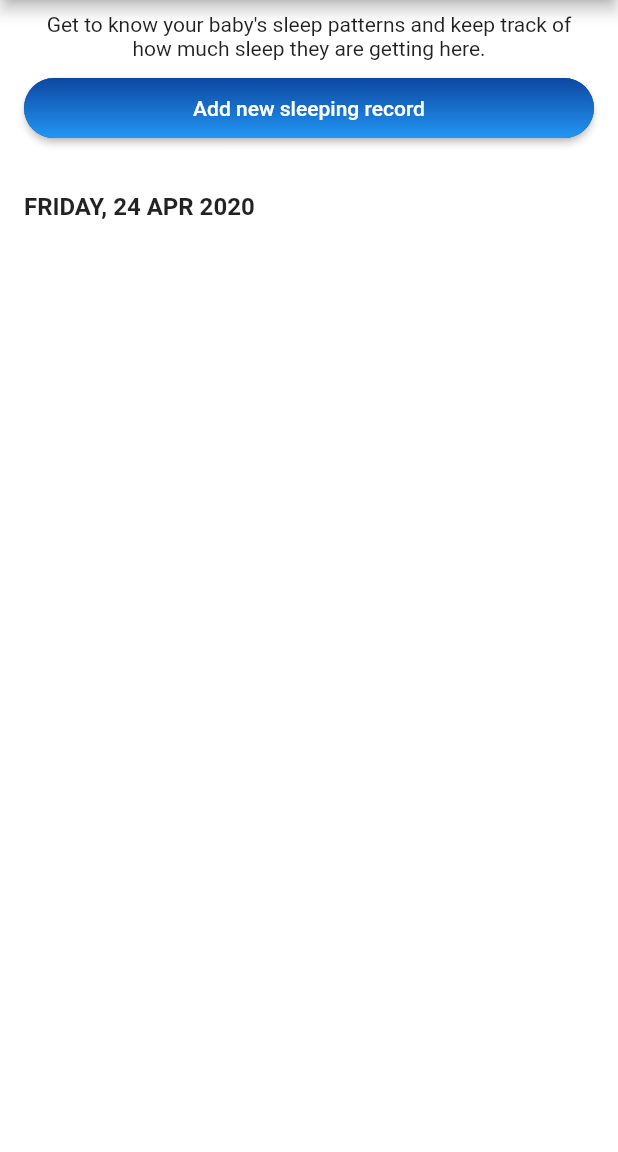
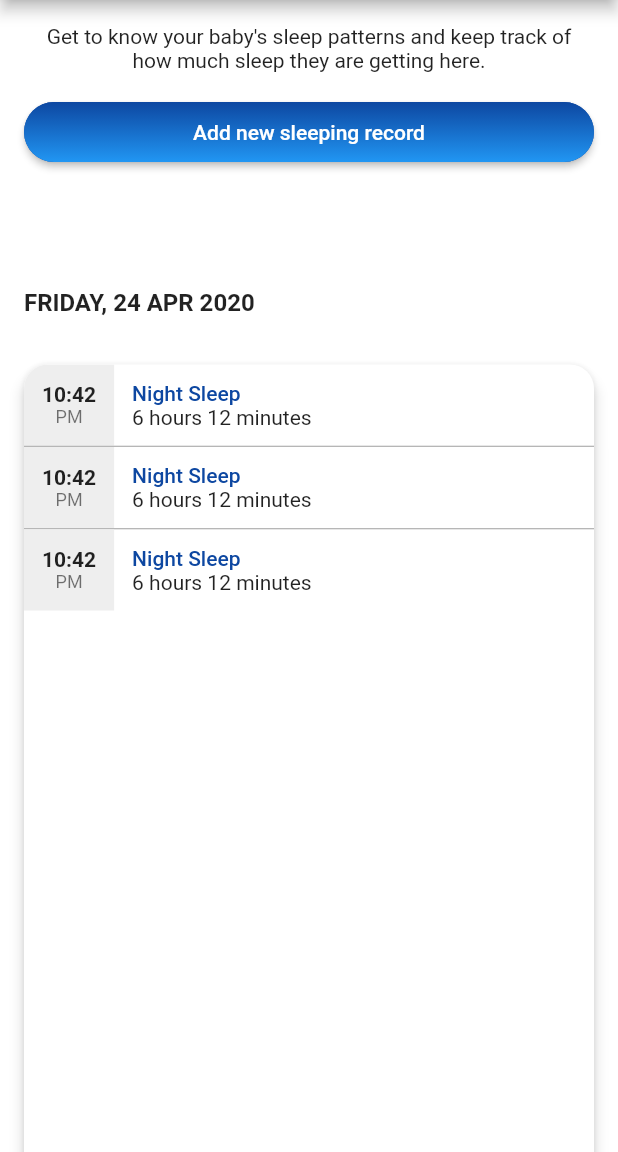
Before and after one commit to jarekb123/flutter_sleep_tracker, a Flutter app: the screen it shows after launch, on a phone screen of 412 x 824 dp, the part 84-1236 px from its top. Run offline on Flutter 3.47's test engine with Material 2 defaults, Android fonts, the phone set to English and light mode, and no system bars; our stand-ins replace freezed_annotation; generated files the repository leaves out were written again.

Commit message:
WIP: add sleep records list to home screen

```diff
--- a/lib/feature/home/home_widget.dart
+++ b/lib/feature/home/home_widget.dart
@@ -1,16 +1,20 @@
 import 'package:flutter/material.dart';
 import 'package:intl/intl.dart';
 import 'package:provider/provider.dart';
+import 'package:sleeptracker/feature/home/records_list_notifiers.dart';
 import 'package:sleeptracker/shared_widgets/buttons.dart';
 import 'package:sleeptracker/utils/date_utils.dart';
 import 'package:sleeptracker/theme.dart';
+import 'package:sleeptracker/utils/provider_utils.dart';
 
 class HomeWidget extends StatelessWidget {
   const HomeWidget({Key key}) : super(key: key);
 
   @override
   Widget build(BuildContext context) {
-    return Scaffold(
+    return ChangeNotifierProvider(
+      create: (context) => RecordsListNotifier(inject(context)),
+      child: Scaffold(
         appBar: AppBar(
           title: const Text('Sleep Tracker'),
         ),
@@ -19,7 +23,7 @@ class HomeWidget extends StatelessWidget {
           child: Column(
             crossAxisAlignment: CrossAxisAlignment.start,
             children: [
-            const SizedBox(height: 8),
+              const SizedBox(height: 16),
               const Padding(
                 padding: EdgeInsets.symmetric(horizontal: 8.0),
                 child: Text(
@@ -27,17 +31,88 @@ class HomeWidget extends StatelessWidget {
                   textAlign: TextAlign.center,
                 ),
               ),
-            const SizedBox(height: 8),
+              const SizedBox(height: 16),
               PrimaryButton(
                 onPressed: () {},
                 child: const Text('Add new sleeping record'),
               ),
-            const SizedBox(height: 32),
+              const SizedBox(height: 80),
               const CurrentDateHeader(),
               const SizedBox(height: 32),
+              const Expanded(
+                child: SleepRecordsList(),
+              ),
             ],
           ),
         ),
+      ),
+    );
+  }
+}
+
+class SleepRecordsList extends StatelessWidget {
+  const SleepRecordsList({
+    Key key,
+  }) : super(key: key);
+
+  static const _borderRadius = BorderRadius.vertical(top: Radius.circular(16));
+
+  @override
+  Widget build(BuildContext context) {
+    return Material(
+      borderRadius: _borderRadius,
+      elevation: 4,
+      child: ClipRRect(
+        borderRadius: _borderRadius,
+        child: ListView.separated(
+          itemCount: 3,
+          itemBuilder: (context, index) {
+            return SleepRecordWidget();
+          },
+          separatorBuilder: (_, __) => const Divider(height: 1),
+        ),
+      ),
+    );
+  }
+}
+
+class SleepRecordWidget extends StatelessWidget {
+  const SleepRecordWidget({
+    Key key,
+  }) : super(key: key);
+
+  @override
+  Widget build(BuildContext context) {
+    return Row(
+      children: <Widget>[
+        Container(
+          color: Colors.grey[200],
+          padding: const EdgeInsets.all(12),
+          child: Column(
+            children: <Widget>[
+              Text(
+                '10:42',
+                style: TextStyle(fontWeight: FontWeight.bold),
+              ),
+              Text(
+                'PM',
+                style: context.textTheme.caption,
+              ),
+            ],
+          ),
+        ),
+        const SizedBox(width: 12),
+        Column(
+          crossAxisAlignment: CrossAxisAlignment.start,
+          children: <Widget>[
+            Text(
+              'Night Sleep',
+              style: context.textTheme.bodyText1.colored(context.primaryColor),
+            ),
+            Text('6 hours 12 minutes'),
+          ],
+        )
+      ],
     );
   }
 }
--- a/lib/main.dart
+++ b/lib/main.dart
@@ -1,6 +1,8 @@
 import 'package:flutter/material.dart';
 import 'package:provider/provider.dart';
 import 'package:sleeptracker/feature/home/home_widget.dart';
+import 'package:sleeptracker/local_repositories/memory_sleep_records_repo.dart';
+import 'package:sleeptracker/repositories/sleep_records_repo.dart';
 import 'package:sleeptracker/theme.dart';
 import 'package:sleeptracker/utils/date_utils.dart';
 
@@ -31,7 +33,11 @@ class GlobalProviders extends StatelessWidget {
   @override
   Widget build(BuildContext context) {
     return MultiProvider(
-      providers: [Provider.value(value: DateUtils())],
+      providers: [
+        Provider.value(value: DateUtils()),
+        Provider<SleepRecordsRepo>(
+            create: (context) => MemorySleepRecordsRepo())
+      ],
       child: child,
     );
   }
--- a/lib/theme.dart
+++ b/lib/theme.dart
@@ -20,6 +20,10 @@ class ThemeProvider extends StatelessWidget {
         buttonTheme: const ButtonThemeData(
           textTheme: ButtonTextTheme.primary,
         ),
+        dividerTheme: const DividerThemeData(
+          space: 1,
+          color: Colors.grey,
+        ),
       ),
       isMaterialAppTheme: true,
       child: child,
@@ -27,6 +31,13 @@ class ThemeProvider extends StatelessWidget {
   }
 }
 
+extension ContextExtension on BuildContext {
+  TextTheme get textTheme => Theme.of(this).textTheme;
+  Color get primaryColor => Theme.of(this).primaryColor;
+}
+
 extension TextStyleExtension on TextStyle {
   TextStyle get bolded => copyWith(fontWeight: FontWeight.bold);
+
+  TextStyle colored(Color color) => copyWith(color: color);
 }
--- /dev/null
+++ b/lib/utils/provider_utils.dart
@@ -0,0 +1,4 @@
+import 'package:flutter/material.dart';
+import 'package:provider/provider.dart';
+
+T inject<T>(BuildContext context) => Provider.of(context, listen: false);
```
Lines whose indentation alone changed are shown as unchanged.
